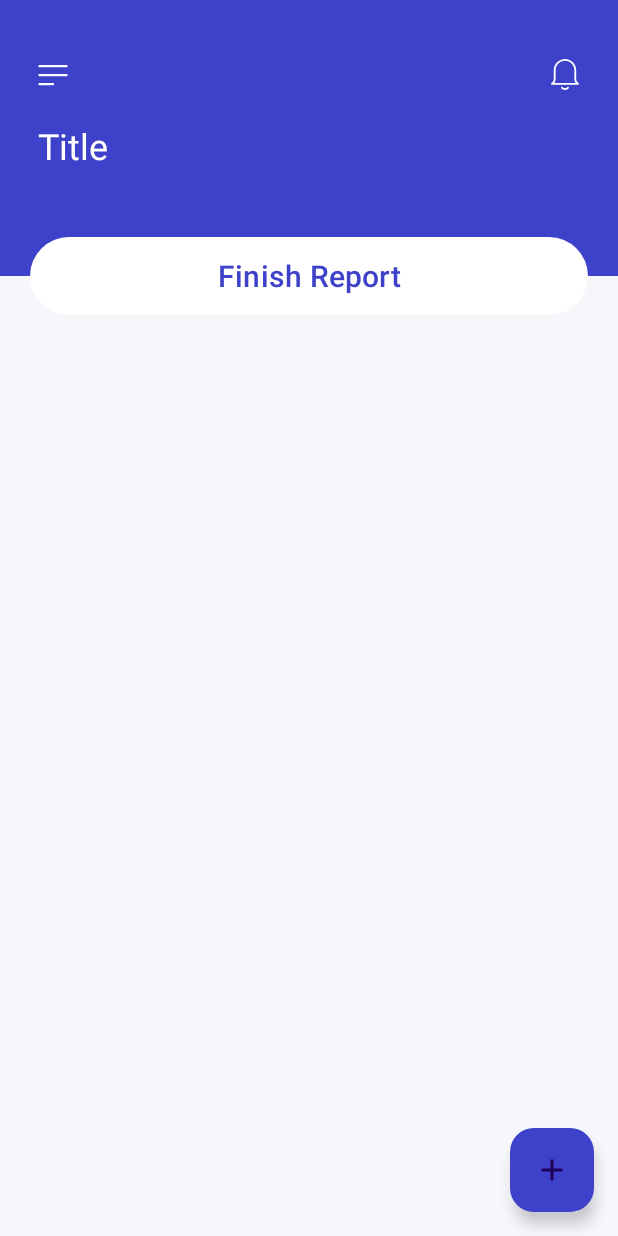
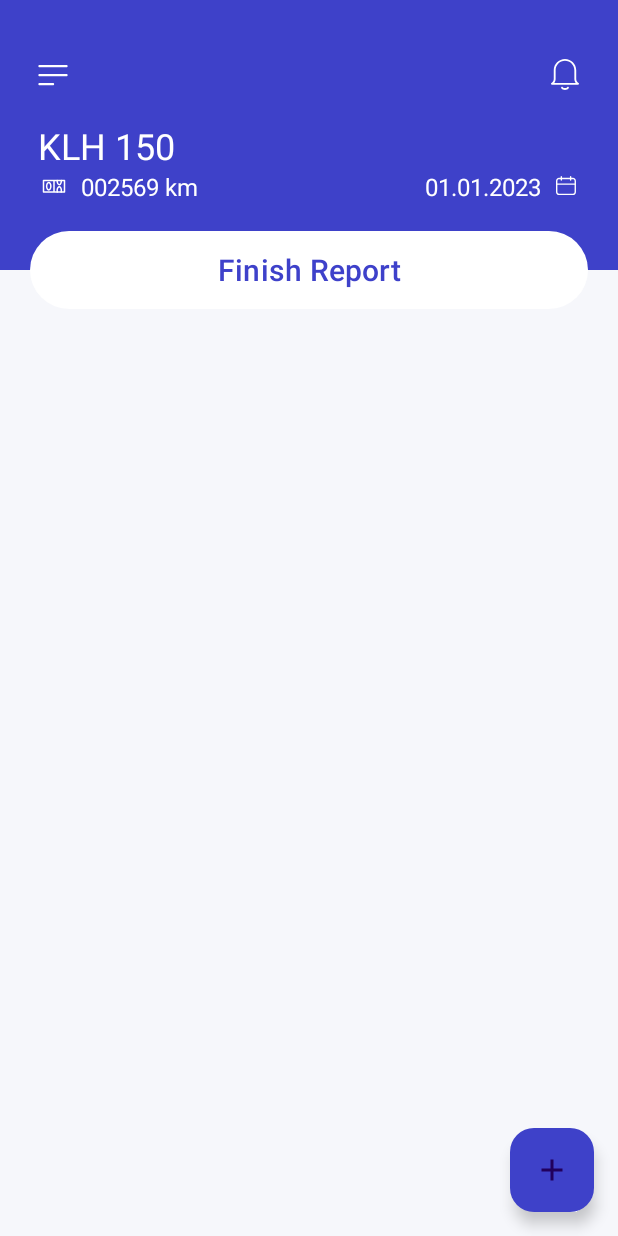
Before and after one commit to iiasceriwebmaster/Domenator, an Android app: the ReportActivity screen opened directly, with no data from a screen before it, on a phone screen of 412 x 824 dp. Run offline under Robolectric (Android 15) with nearby library versions, the phone set to English and light mode, and no system bars.

Commit message:
WIP: activity report

```diff
--- a/app/src/main/java/md/webmasterstudio/domenator/ui/activities/UserProfileActivity.kt
+++ b/app/src/main/java/md/webmasterstudio/domenator/ui/activities/UserProfileActivity.kt
@@ -49,8 +49,5 @@ class UserProfileActivity : AppCompatActivity() {
         binding.textViewEmail.text = "Email: ${user.email}"
         binding.textViewDOB.text = "Date of Birth: ${user.dateOfBirth}"
 
-        binding.buttonBack.setOnClickListener {
-            onBackPressed()
-        }
     }
 }
--- /dev/null
+++ b/app/src/main/res/drawable/ic_calendar.xml
@@ -0,0 +1,22 @@
+<vector xmlns:android="http://schemas.android.com/apk/res/android"
+    android:width="13dp"
+    android:height="13dp"
+    android:viewportWidth="13"
+    android:viewportHeight="13">
+  <path
+      android:pathData="M12.979,3.169C12.979,2.649 12.772,2.15 12.404,1.782C12.036,1.414 11.537,1.207 11.017,1.207H1.962C1.442,1.207 0.942,1.414 0.575,1.782C0.206,2.15 0,2.649 0,3.169V10.413C0,10.933 0.206,11.433 0.575,11.8C0.942,12.168 1.442,12.375 1.962,12.375H11.017C11.537,12.375 12.036,12.168 12.404,11.8C12.772,11.433 12.979,10.933 12.979,10.413V3.169ZM12.073,3.169V10.413C12.073,10.693 11.962,10.962 11.764,11.16C11.566,11.358 11.297,11.469 11.017,11.469H1.962C1.682,11.469 1.413,11.358 1.215,11.16C1.017,10.962 0.905,10.693 0.905,10.413V3.169C0.905,2.889 1.017,2.62 1.215,2.422C1.413,2.224 1.682,2.113 1.962,2.113H11.017C11.297,2.113 11.566,2.224 11.764,2.422C11.962,2.62 12.073,2.889 12.073,3.169Z"
+      android:fillColor="#ffffff"
+      android:fillType="evenOdd"/>
+  <path
+      android:pathData="M9.055,0.453V2.566C9.055,2.815 9.258,3.018 9.507,3.018C9.757,3.018 9.96,2.815 9.96,2.566V0.453C9.96,0.203 9.757,0 9.507,0C9.258,0 9.055,0.203 9.055,0.453Z"
+      android:fillColor="#ffffff"
+      android:fillType="evenOdd"/>
+  <path
+      android:pathData="M3.018,0.453V2.566C3.018,2.815 3.221,3.018 3.471,3.018C3.721,3.018 3.924,2.815 3.924,2.566V0.453C3.924,0.203 3.721,0 3.471,0C3.221,0 3.018,0.203 3.018,0.453Z"
+      android:fillColor="#ffffff"
+      android:fillType="evenOdd"/>
+  <path
+      android:pathData="M0.453,5.735H12.526C12.776,5.735 12.979,5.532 12.979,5.282C12.979,5.032 12.776,4.829 12.526,4.829H0.453C0.203,4.829 0,5.032 0,5.282C0,5.532 0.203,5.735 0.453,5.735Z"
+      android:fillColor="#ffffff"
+      android:fillType="evenOdd"/>
+</vector>
--- /dev/null
+++ b/app/src/main/res/drawable/ic_km.xml
@@ -0,0 +1,39 @@
+<vector xmlns:android="http://schemas.android.com/apk/res/android"
+    android:width="16dp"
+    android:height="10dp"
+    android:viewportWidth="16"
+    android:viewportHeight="10">
+  <path
+      android:pathData="M12.9,1.032C12.9,1.52 12.835,1.999 12.711,2.421C12.587,2.843 12.41,3.193 12.196,3.435C11.981,3.677 11.739,3.803 11.492,3.8C11.246,3.797 11.004,3.665 10.791,3.418C10.578,3.171 10.403,2.817 10.281,2.393C10.16,1.968 10.097,1.488 10.1,1"
+      android:strokeLineJoin="round"
+      android:strokeWidth="1.00157"
+      android:fillColor="#00000000"
+      android:strokeColor="#ffffff"
+      android:strokeLineCap="round"/>
+  <path
+      android:pathData="M5.9,4.85C5.9,5.5 5.753,6.123 5.49,6.582C5.227,7.042 4.871,7.3 4.5,7.3C4.316,7.3 4.134,7.237 3.964,7.113C3.794,6.99 3.64,6.81 3.51,6.582C3.38,6.355 3.277,6.085 3.207,5.788C3.136,5.49 3.1,5.172 3.1,4.85C3.1,4.528 3.136,4.21 3.207,3.912C3.277,3.615 3.38,3.345 3.51,3.117C3.64,2.89 3.794,2.709 3.964,2.586C4.134,2.463 4.316,2.4 4.5,2.4C4.871,2.4 5.227,2.658 5.49,3.117C5.753,3.577 5.9,4.2 5.9,4.85Z"
+      android:strokeLineJoin="round"
+      android:strokeWidth="1.00157"
+      android:fillColor="#00000000"
+      android:strokeColor="#ffffff"
+      android:strokeLineCap="round"/>
+  <path
+      android:pathData="M1,1H15V8.7H1V1Z"
+      android:strokeLineJoin="round"
+      android:strokeWidth="1.00157"
+      android:fillColor="#00000000"
+      android:strokeColor="#ffffff"
+      android:strokeLineCap="round"/>
+  <path
+      android:pathData="M10.227,8.673C10.096,8.171 10.065,7.607 10.14,7.071C10.215,6.534 10.391,6.058 10.639,5.719C10.887,5.379 11.193,5.197 11.508,5.2C11.823,5.203 12.128,5.393 12.374,5.737C12.62,6.082 12.792,6.561 12.864,7.099C12.935,7.637 12.901,8.201 12.767,8.7"
+      android:strokeLineJoin="round"
+      android:strokeWidth="1.00157"
+      android:fillColor="#00000000"
+      android:strokeColor="#ffffff"
+      android:strokeLineCap="round"/>
+  <path
+      android:pathData="M8,1V8.7"
+      android:strokeWidth="1.00157"
+      android:fillColor="#00000000"
+      android:strokeColor="#ffffff"/>
+</vector>
--- a/app/src/main/res/layout/activity_report.xml
+++ b/app/src/main/res/layout/activity_report.xml
@@ -14,7 +14,7 @@
             android:id="@+id/LL1"
             android:layout_width="match_parent"
             android:layout_height="wrap_content"
-            android:layout_weight="0.1"
+            android:layout_weight="7"
             android:background="@color/primary_color"
             android:orientation="vertical">
 
@@ -46,17 +46,90 @@
             </RelativeLayout>
 
             <TextView
+                android:id="@+id/title"
                 style="@style/TitleTextStyle"
-                android:text="Title"></TextView>
+                android:text="@string/title" />
+
+            <LinearLayout
+                android:layout_width="match_parent"
+                android:layout_height="wrap_content"
+                android:orientation="horizontal">
+
+                <LinearLayout
+                    android:layout_width="wrap_content"
+                    android:layout_height="wrap_content"
+                    android:layout_marginStart="28dp"
+                    android:gravity="center">
+
+                    <ImageView
+                        android:layout_width="wrap_content"
+                        android:layout_height="wrap_content"
+                        android:layout_marginEnd="10dp"
+                        android:src="@drawable/ic_km" />
+
+                    <TextView
+                        android:id="@+id/titleKm"
+                        android:layout_width="wrap_content"
+                        android:layout_height="wrap_content"
+                        android:text="@string/km_title"
+                        android:textColor="@color/white"
+                        android:textSize="@dimen/s_txt_size" />
+                </LinearLayout>
+
+                <View
+                    android:layout_width="0dp"
+                    android:layout_height="0dp"
+                    android:layout_weight="1" />
+
+                <LinearLayout
+                    android:layout_width="wrap_content"
+                    android:layout_height="wrap_content"
+                    android:layout_marginEnd="28dp"
+                    android:gravity="center">
+
+
+                    <TextView
+                        android:id="@+id/titleDate"
+                        android:layout_width="wrap_content"
+                        android:layout_height="wrap_content"
+                        android:text="@string/title_date"
+                        android:textColor="@color/white"
+                        android:textSize="@dimen/s_txt_size">
+
+
+                    </TextView>
+
+                    <ImageView
+                        android:layout_width="wrap_content"
+                        android:layout_height="wrap_content"
+                        android:layout_marginStart="10dp"
+                        android:src="@drawable/ic_calendar" />
+                </LinearLayout>
+            </LinearLayout>
+
         </LinearLayout>
 
         <LinearLayout
             android:id="@+id/LL2"
             android:layout_width="match_parent"
             android:layout_height="wrap_content"
-            android:layout_weight="0.9"
+            android:layout_weight="93"
             android:background="@color/primary_white"
-            android:orientation="vertical" />
+            android:orientation="vertical" >
+
+            <ScrollView
+                android:layout_width="match_parent"
+                android:layout_height="match_parent">
+
+                <ListView
+                    android:layout_marginTop="50dp"
+                    android:id="@+id/reportListView"
+                    android:layout_width="match_parent"
+                    android:layout_height="wrap_content"/>
+
+            </ScrollView>
+
+        </LinearLayout>
 
     </LinearLayout>
 
--- a/app/src/main/res/values-land/dimens.xml
+++ /dev/null
@@ -1,3 +0,0 @@
-<resources>
-    <dimen name="fab_margin">48dp</dimen>
-</resources>
--- a/app/src/main/res/values-land/strings.xml
+++ /dev/null
@@ -1,7 +0,0 @@
-<?xml version="1.0" encoding="utf-8"?>
-<resources>
-    <string name="todo">TODO</string>
-    <string name="save">Save</string>
-    <string name="view_more">View More</string>
-    <string name="tap_to_see_more">Tap to see more</string>
-</resources>
--- a/app/src/main/res/values-night/strings.xml
+++ /dev/null
@@ -1,7 +0,0 @@
-<?xml version="1.0" encoding="utf-8"?>
-<resources>
-    <string name="todo">TODO</string>
-    <string name="save">Save</string>
-    <string name="view_more">View More</string>
-    <string name="tap_to_see_more">Tap to see more</string>
-</resources>
--- a/app/src/main/res/values-night/themes.xml
+++ /dev/null
@@ -1,9 +0,0 @@
-<resources>
-    <!-- Base application theme. -->
-    <style name="Base.Theme.Domenator" parent="Theme.Material3.DayNight.NoActionBar">
-        <!-- Customize your light theme here. -->
-        <item name="colorPrimary">@color/primary_color</item>
-    </style>
-
-    <style name="Theme.Domenator" parent="Base.Theme.Domenator" />
-</resources>
--- a/app/src/main/res/values-v26/strings.xml
+++ /dev/null
@@ -1,7 +0,0 @@
-<?xml version="1.0" encoding="utf-8"?>
-<resources>
-    <string name="todo">TODO</string>
-    <string name="save">Save</string>
-    <string name="view_more">View More</string>
-    <string name="tap_to_see_more">Tap to see more</string>
-</resources>
--- a/app/src/main/res/values-w1240dp/dimens.xml
+++ /dev/null
@@ -1,3 +0,0 @@
-<resources>
-    <dimen name="fab_margin">200dp</dimen>
-</resources>
--- a/app/src/main/res/values-w1240dp/strings.xml
+++ /dev/null
@@ -1,7 +0,0 @@
-<?xml version="1.0" encoding="utf-8"?>
-<resources>
-    <string name="todo">TODO</string>
-    <string name="save">Save</string>
-    <string name="view_more">View More</string>
-    <string name="tap_to_see_more">Tap to see more</string>
-</resources>
--- a/app/src/main/res/values-w600dp/dimens.xml
+++ /dev/null
@@ -1,3 +0,0 @@
-<resources>
-    <dimen name="fab_margin">48dp</dimen>
-</resources>
--- a/app/src/main/res/values-w600dp/strings.xml
+++ /dev/null
@@ -1,7 +0,0 @@
-<?xml version="1.0" encoding="utf-8"?>
-<resources>
-    <string name="todo">TODO</string>
-    <string name="save">Save</string>
-    <string name="view_more">View More</string>
-    <string name="tap_to_see_more">Tap to see more</string>
-</resources>
--- a/app/src/main/res/values/strings.xml
+++ b/app/src/main/res/values/strings.xml
@@ -31,4 +31,7 @@
     <string name="menu_slideshow">Slideshow</string>
     <string name="view_more">View More</string>
     <string name="tap_to_see_more">Tap to see more</string>
+    <string name="title">KLH 150</string>
+    <string name="km_title">002569 km</string>
+    <string name="title_date">01.01.2023</string>
 </resources>
```
Also changed, not shown: 2 other files.
